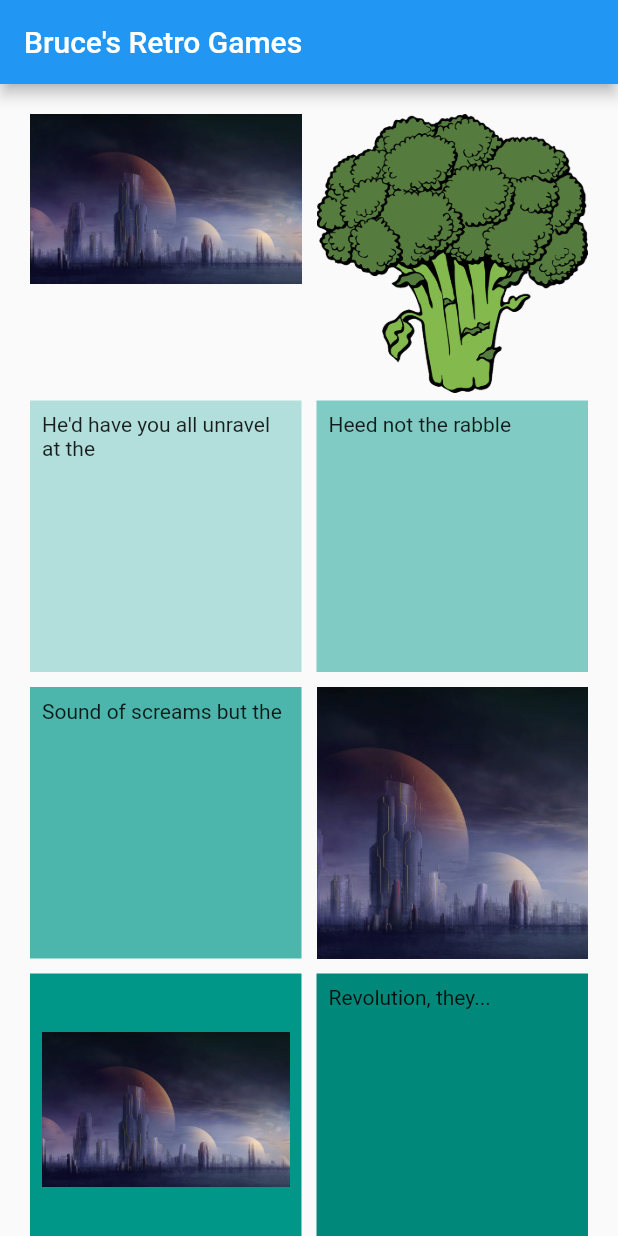
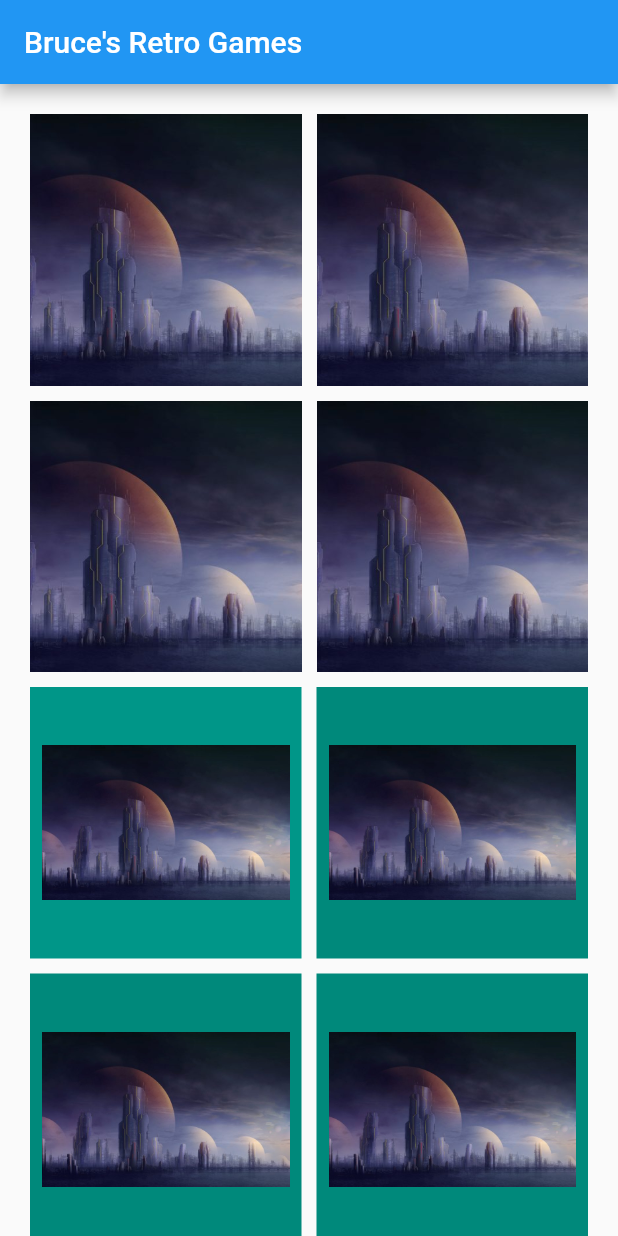
Before and after one commit to PyromancerBoom/GridViewApp, a Flutter app: the screen it shows after launch, on a phone screen of 412 x 824 dp. Run offline on Flutter 3.47's test engine with Material 2 defaults, Android fonts, the phone set to English and light mode, and no system bars.

```diff
--- a/lib/main.dart
+++ b/lib/main.dart
@@ -2,6 +2,7 @@ import 'package:flutter/material.dart';
 
 void main() => runApp(MyApp());
 
+// Main Code
 class MyApp extends StatelessWidget {
   @override
   Widget build(BuildContext context){
@@ -21,15 +22,10 @@ class MyApp extends StatelessWidget {
 }
 
 // Grid View Widget
-
 class GridV extends StatelessWidget {
   const GridV({Key? key}) : super(key: key);
   @override
-  Widget build(BuildContext context) {
-    final someimages = [
-      ["assets/images/image.jpg"],
-      ['assets/images/broccoli.png']
-    ];
+  Widget build(BuildContext context){
     return GridView.count(
       primary: false,
       padding: const EdgeInsets.all(20),
@@ -37,33 +33,34 @@ class GridV extends StatelessWidget {
       mainAxisSpacing: 10,
       crossAxisCount: 2,
       children: <Widget>[
-        ...someimages.map(
-            (i) => Column(
-              mainAxisSize: MainAxisSize.min,
-              children: [
-                Material(
-                  child: Image.asset(
-                    i.first,
-                    fit: BoxFit.fitWidth,
-                  ),
-                )
-              ]
-            )
-        ),
+        // First four boxes using Decoration
+        // Next four using Images.asset
         Container( //First
           padding: const EdgeInsets.all(8),
-          child: const Text("He'd have you all unravel at the"),
-          color: Colors.teal[100],
+          decoration: BoxDecoration(
+              image: DecorationImage(
+                fit: BoxFit.cover,
+                image: Image.asset('assets/images/image.jpg').image,
+              )
+          ),
         ),
         Container( // Second
           padding: const EdgeInsets.all(8),
-          child: const Text('Heed not the rabble'),
-          color: Colors.teal[200],
+          decoration: BoxDecoration(
+              image: DecorationImage(
+                fit: BoxFit.cover,
+                image: Image.asset('assets/images/image.jpg').image,
+              )
+          ),
         ),
         Container( // Third
           padding: const EdgeInsets.all(8),
-          child: const Text('Sound of screams but the'),
-          color: Colors.teal[300],
+            decoration: BoxDecoration(
+                image: DecorationImage(
+                  fit: BoxFit.cover,
+                  image: Image.asset('assets/images/image.jpg').image,
+                )
+            ),
         ),
         Container( // Fourth
           padding: const EdgeInsets.all(8),
@@ -81,27 +78,17 @@ class GridV extends StatelessWidget {
         ),
         Container(
           padding: const EdgeInsets.all(8),
-          child: const Text('Revolution, they...'),
+          child: Image.asset('assets/images/image.jpg'),
           color: Colors.teal[600],
         ),
         Container(
           padding: const EdgeInsets.all(8),
-          child: const Text('Revolution, they...'),
+          child: Image.asset('assets/images/image.jpg'),
           color: Colors.teal[600],
         ),
         Container(
           padding: const EdgeInsets.all(8),
-          child: const Text('Revolution, they...'),
-          color: Colors.teal[600],
-        ),
-        Container(
-          padding: const EdgeInsets.all(8),
-          child: const Text('Revolution, they...'),
-          color: Colors.teal[600],
-        ),
-        Container(
-          padding: const EdgeInsets.all(8),
-          child: const Text('Revolution, they...'),
+          child: Image.asset('assets/images/image.jpg'),
           color: Colors.teal[600],
         ),
       ],
```
